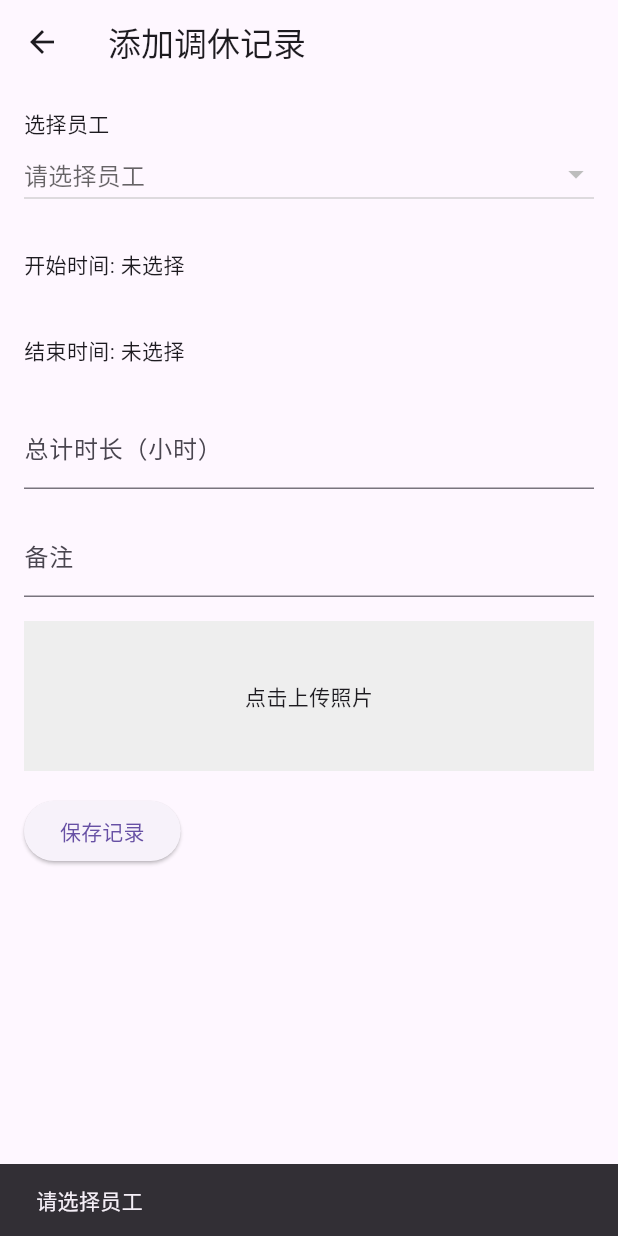
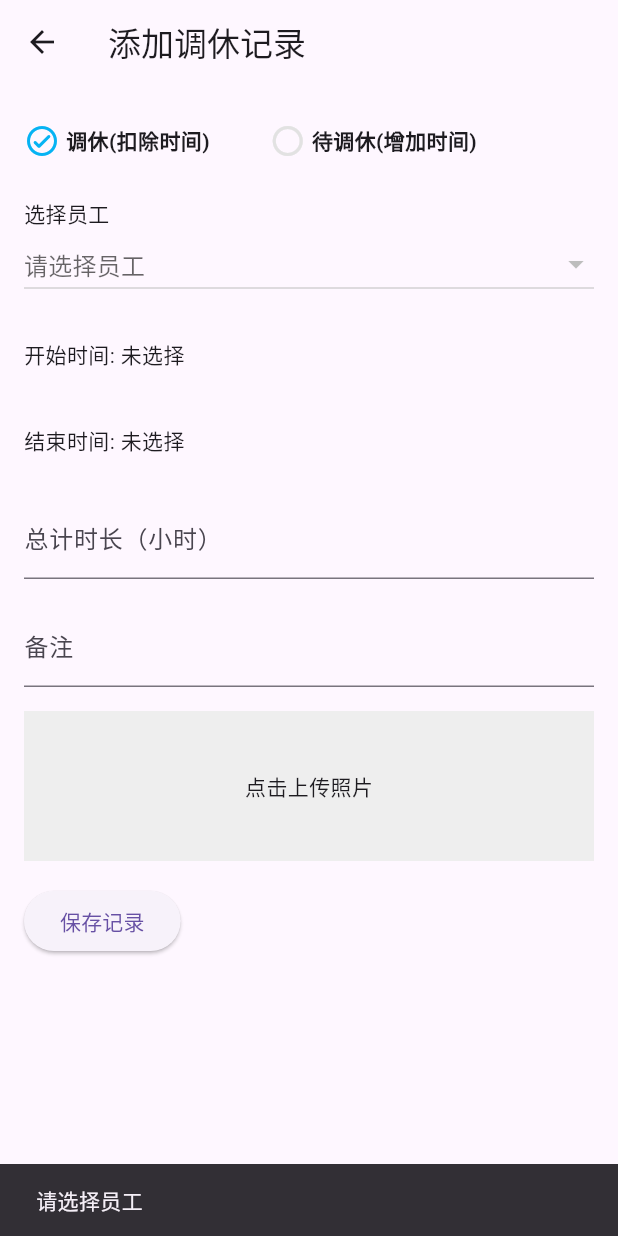
Before and after one commit to zhranbin/statistics_app, a Flutter app: the AddTimeOffRecordPage screen opened directly with empty values, after a tap on "保存记录", on a phone screen of 412 x 824 dp. Run offline on Flutter 3.47's test engine with Material 3 defaults, Android fonts, the phone set to English and light mode, and no system bars; our stand-ins replace easy_refresh, flutter_smart_dialog, image_picker, shared_preferences, sqflite; accounts and stored records are empty.

Commit message:
增加调休类型

```diff
--- a/lib/pages/add_time_off_record_page.dart
+++ b/lib/pages/add_time_off_record_page.dart
@@ -6,6 +6,7 @@ import 'package:statistics_app/model/record_model.dart';
 import 'package:statistics_app/model/user_model.dart';
 import 'package:statistics_app/pages/time_off_record.dart';
 import 'package:intl/intl.dart';
+import 'package:statistics_app/provider/theme_provider.dart';
 import 'package:statistics_app/utils/db/image_manager.dart';
 import 'package:statistics_app/utils/db/record_manager.dart';
 import 'package:statistics_app/utils/extensions/widget_extensions.dart';
@@ -34,6 +35,7 @@ class _AddTimeOffRecordPageState extends State<AddTimeOffRecordPage> {
   // 可选的员工列表
   late List<UserModel> employeeList = [];
   UserModel? _selectedEmployee;
+  RecordType _type =  RecordType.timeOff;
 
   // 格式化 DateTime
   String formatDateTime(DateTime dateTime) {
@@ -183,6 +185,9 @@ class _AddTimeOffRecordPageState extends State<AddTimeOffRecordPage> {
           .showSnackBar(SnackBar(content: Text('请输入正确的总时长')));
       return;
     }
+    if (_type == RecordType.timeOff) {
+      time = 0 - time;
+    }
 
     if (photoFile == null) {
       ScaffoldMessenger.of(context)
@@ -196,7 +201,7 @@ class _AddTimeOffRecordPageState extends State<AddTimeOffRecordPage> {
     } catch (e) {
       print('Error saving image: $e');
     }
-    RecordModel? model = await RecordManager.addRecord(time: time, userId: _selectedEmployee!.id, imageBody: Uint8List.fromList(bytes), startTime: DateFormat('yyyy-MM-dd HH:mm').format(startTime!), endTime: DateFormat('yyyy-MM-dd HH:mm').format(endTime!));
+    RecordModel? model = await RecordManager.addRecord(time: time, userId: _selectedEmployee!.id, imageBody: Uint8List.fromList(bytes), startTime: DateFormat('yyyy-MM-dd HH:mm').format(startTime!), endTime: DateFormat('yyyy-MM-dd HH:mm').format(endTime!), remarks: remark);
     if (model == null) {
       ScaffoldMessenger.of(context)
           .showSnackBar(SnackBar(content: Text('添加记录失败')));
@@ -223,6 +228,7 @@ class _AddTimeOffRecordPageState extends State<AddTimeOffRecordPage> {
 
   @override
   Widget build(BuildContext context) {
+    final theme = myListenTheme(context);
     return Scaffold(
       appBar: AppBar(title: Text('添加调休记录')),
       body: Padding(
@@ -231,6 +237,37 @@ class _AddTimeOffRecordPageState extends State<AddTimeOffRecordPage> {
             child: Column(
               crossAxisAlignment: CrossAxisAlignment.start,
               children: [
+                Row(
+                  children: [
+                    Row(
+                      children: [
+                        if (_type == RecordType.waitTimeOff) Icon(Icons.circle_outlined, color: theme.grey,),
+                        if (_type == RecordType.timeOff) Icon(Icons.check_circle_outline_rounded, color: theme.primaryColor,),
+                        SizedBox(width: 4),
+                        Text('调休(扣除时间)', style: TextStyle(fontSize: 14, fontWeight: FontWeight.bold)),
+                      ],
+                    ).addPadding(EdgeInsets.symmetric(vertical: 10)).onTap((){
+                      setState(() {
+                        _type = RecordType.timeOff;
+                      });
+                    }),
+                    SizedBox(width: 40),
+                    Row(
+                      children: [
+                        if (_type == RecordType.timeOff) Icon(Icons.circle_outlined, color: theme.grey,),
+                        if (_type == RecordType.waitTimeOff) Icon(Icons.check_circle_outline_rounded, color: theme.primaryColor,),
+                        SizedBox(width: 4),
+                        Text('待调休(增加时间)', style: TextStyle(fontSize: 14, fontWeight: FontWeight.bold)),
+                      ],
+                    ).addPadding(EdgeInsets.symmetric(vertical: 10)).onTap((){
+                      setState(() {
+                        _type = RecordType.waitTimeOff;
+                      });
+                    }),
+                  ]
+                ),
+                SizedBox(height: 16,),
+
                 // 选择员工
                 Text('选择员工'),
                 DropdownButton<UserModel>(
@@ -304,3 +341,11 @@ class _AddTimeOffRecordPageState extends State<AddTimeOffRecordPage> {
     );
   }
 }
+
+
+enum RecordType {
+  // 调休
+  timeOff,
+  // 待调休
+  waitTimeOff,
+}
--- a/lib/pages/time_off_detail_page.dart
+++ b/lib/pages/time_off_detail_page.dart
@@ -58,7 +58,7 @@ class _TimeOffDetailPageState extends State<TimeOffDetailPage> {
             Text('开始时间: ${record.recordModel.startTime}', style: TextStyle(fontSize: 18)),
             Text('结束时间: ${record.recordModel.endTime}', style: TextStyle(fontSize: 18)),
             // Text('时长: ${record.totalDuration.inHours} 小时', style: TextStyle(fontSize: 18)),
-            // Text('备注: ${record.remark}', style: TextStyle(fontSize: 18)),
+            Text('备注: ${record.recordModel.remarks}', style: TextStyle(fontSize: 18)),
             if (_imageBytes != null) ...[
               SizedBox(height: 20),
               Image.memory(
```
